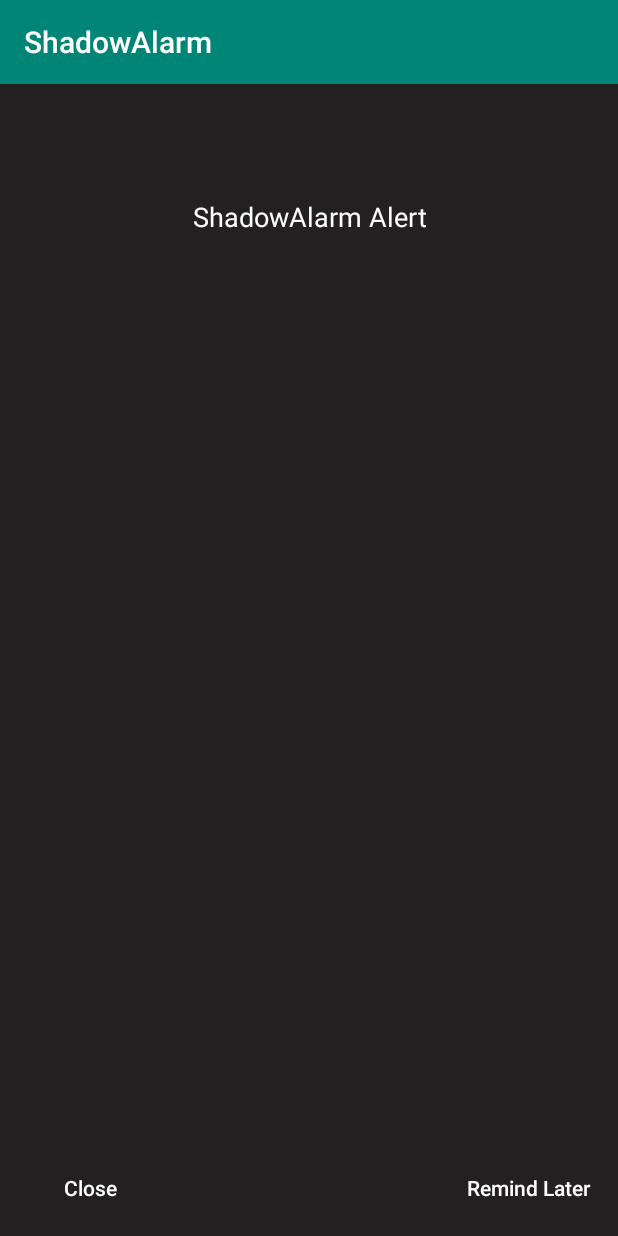
After one commit to iri-jwj/ShadowAlarm, an Android app: the LockedScreenAlarmActivity screen opened directly, with no data from a screen before it, on a phone screen of 412 x 824 dp. The commit adds this screen. Run offline under Robolectric (Android 15) with nearby library versions, the phone set to English and light mode, and no system bars; 1 statement that could not run was skipped.

Commit message:
overlay window 方案改为 activity 方案

```diff
--- a/app/src/main/AndroidManifest.xml
+++ b/app/src/main/AndroidManifest.xml
@@ -17,6 +17,11 @@
         android:supportsRtl="true"
         android:theme="@style/AppTheme"
         tools:ignore="GoogleAppIndexingWarning">
+
+        <activity
+            android:name=".util.LockedScreenAlarmActivity"
+            android:launchMode="singleInstance" />
+
         <activity android:name=".addeditpage.AddEditAct" />
         <activity android:name=".homepage.MainActivity">
             <intent-filter>
@@ -26,7 +31,8 @@
             </intent-filter>
         </activity>
 
-        <receiver android:name="com.android.deskclock.AlarmReceiver"
+        <receiver
+            android:name=".util.AlarmReceiver"
             android:enabled="true"
             android:exported="true">
             <intent-filter>
@@ -35,7 +41,7 @@
             </intent-filter>
         </receiver>
 
-        <service android:name=".AlarmOverlayService" />
+        <service android:name=".util.AlarmOverlayService" />
     </application>
 
 </manifest>
--- a/app/src/main/java/com/android/deskclock/homepage/MainActivity.kt
+++ b/app/src/main/java/com/android/deskclock/homepage/MainActivity.kt
@@ -15,9 +15,11 @@ class MainActivity : BaseView<HomePagePresenter>() {
         setContentView(R.layout.activity_main)
 
         test.setOnClickListener {
-            AlarmManagerUtil.setUpWithContext(this).setAlarm(ShadowAlarm(UUID.randomUUID(),"testAlarm",10,50,0))
+            AlarmManagerUtil.setUpWithContext(this)
+                .setAlarm(ShadowAlarm(UUID.randomUUID(), "testAlarm", 15, 13, 0))
         }
     }
+
 
 
 
--- a/app/src/main/java/com/android/deskclock/util/AlarmManagerUtil.kt
+++ b/app/src/main/java/com/android/deskclock/util/AlarmManagerUtil.kt
@@ -6,7 +6,6 @@ import android.app.PendingIntent
 import android.content.Context
 import android.content.Intent
 import android.util.Log
-import com.android.deskclock.AlarmReceiver
 import com.android.deskclock.model.ShadowAlarm
 import java.util.*
 
@@ -104,7 +103,7 @@ object AlarmManagerUtil {
     }
 
     private fun setUpAlarms(id: Int, label: String, hour: Int, minutes: Int, remindFlags: Int) {
-        val intent = Intent(mContext,AlarmReceiver::class.java)
+        val intent = Intent(mContext, AlarmReceiver::class.java)
         intent.action = alarmAction
         intent.putExtra("id", id)
         intent.putExtra("label", label)
--- a/app/src/main/java/com/android/deskclock/AlarmOverlayService.kt
+++ b/app/src/main/java/com/android/deskclock/util/AlarmOverlayService.kt
@@ -1,4 +1,4 @@
-package com.android.deskclock
+package com.android.deskclock.util
 
 import android.app.Service
 import android.content.Context
@@ -10,6 +10,7 @@ import android.view.LayoutInflater
 import android.view.WindowManager
 import android.widget.Button
 import android.widget.TextView
+import com.android.deskclock.R
 
 
 class AlarmOverlayService : Service() {
--- a/app/src/main/java/com/android/deskclock/AlarmReceiver.kt
+++ b/app/src/main/java/com/android/deskclock/util/AlarmReceiver.kt
@@ -1,4 +1,4 @@
-package com.android.deskclock
+package com.android.deskclock.util
 
 import android.app.KeyguardManager
 import android.content.BroadcastReceiver
@@ -6,8 +6,6 @@ import android.content.Context
 import android.content.Intent
 import android.os.PowerManager
 import android.util.Log
-import com.android.deskclock.util.AlarmManagerUtil
-import com.android.deskclock.util.AlarmNotificationUtil
 
 class AlarmReceiver : BroadcastReceiver() {
 
@@ -40,8 +38,17 @@ class AlarmReceiver : BroadcastReceiver() {
         if (isScreenLighted and !isLocked) {
             showAlarmByNotification(context, label, id)
         } else {
-            showAlarmByOverlayWindow(context, label, id)
+            //showAlarmByOverlayWindow(context, label, id)
+            showAlarmByActivity(context, label, id)
         }
+    }
+
+    private fun showAlarmByActivity(context: Context, label: String?, id: Int) {
+        val intent = Intent(context, LockedScreenAlarmActivity::class.java)
+        intent.flags = Intent.FLAG_ACTIVITY_NEW_TASK
+        intent.putExtra("label",label)
+        intent.putExtra("id",id)
+        context.startActivity(intent)
     }
 
 
--- /dev/null
+++ b/app/src/main/java/com/android/deskclock/util/LockedScreenAlarmActivity.kt
@@ -0,0 +1,77 @@
+package com.android.deskclock.util
+
+import android.content.Context
+import android.content.Intent
+import android.os.Build
+import android.os.Bundle
+import android.os.PowerManager
+import android.view.WindowManager
+import android.widget.Button
+import android.widget.TextView
+import androidx.appcompat.app.AppCompatActivity
+import com.android.deskclock.R
+
+class LockedScreenAlarmActivity : AppCompatActivity() {
+
+    private lateinit var wakeLock: PowerManager.WakeLock
+
+    override fun onCreate(savedInstanceState: Bundle?) {
+        super.onCreate(savedInstanceState)
+        setContentView(R.layout.activity_locked_screen_alarm)
+        configShowWhenLocked()
+
+        val intent = intent
+        val label = intent.getStringExtra("label")
+        val id = intent.getIntExtra("id", 0)
+
+        checkInfoValid(label, id)
+
+        findViewById<TextView>(R.id.lock_screen_label).text = label
+
+        findViewById<Button>(R.id.lock_screen_cancel).setOnClickListener {
+            turnOffScreen()
+            finish()
+        }
+
+        findViewById<Button>(R.id.lock_screen_delay).setOnClickListener {
+            turnOffScreen()
+            val i = Intent(
+                this,
+                AlarmReceiver::class.java
+            )
+            i.putExtra("label", label)
+            i.putExtra("id", id)
+            i.action = AlarmReceiver.ACTION_DELAY
+            sendBroadcast(i)
+            finish()
+        }
+        turnOnScreen()
+    }
+
+    private fun checkInfoValid(label: String?, id: Int) {
+        require(!(label == null || id == 0))
+    }
+
+    private fun configShowWhenLocked() {
+        if (Build.VERSION.SDK_INT < 27)
+            window.addFlags(WindowManager.LayoutParams.FLAG_SHOW_WHEN_LOCKED)
+        else {
+            setShowWhenLocked(true)
+        }
+    }
+
+    private fun turnOnScreen() {
+        val pm = getSystemService(Context.POWER_SERVICE) as PowerManager
+        wakeLock = pm.newWakeLock(
+            PowerManager.ACQUIRE_CAUSES_WAKEUP or PowerManager.SCREEN_DIM_WAKE_LOCK,
+            "com.android.deskclock:wakelock"
+        )
+        wakeLock.acquire()//亮屏
+    }
+
+    private fun turnOffScreen() {
+        wakeLock.release()
+    }
+
+
+}
--- /dev/null
+++ b/app/src/main/res/layout/activity_locked_screen_alarm.xml
@@ -0,0 +1,62 @@
+<?xml version="1.0" encoding="utf-8"?>
+<androidx.constraintlayout.widget.ConstraintLayout xmlns:android="http://schemas.android.com/apk/res/android"
+    xmlns:app="http://schemas.android.com/apk/res-auto"
+    xmlns:tools="http://schemas.android.com/tools"
+    android:layout_width="match_parent"
+    android:layout_height="match_parent"
+    android:background="@color/lock_screen_alarm_dark"
+    tools:context=".util.LockedScreenAlarmActivity">
+
+    <TextView
+        android:id="@+id/lock_screen_title"
+        android:layout_width="180dp"
+        android:layout_height="25dp"
+        android:layout_marginTop="76dp"
+        android:gravity="center"
+        android:singleLine="true"
+        android:text="@string/overlay_title"
+        android:textColor="#FFFFFF"
+        android:textSize="18sp"
+        app:layout_constraintEnd_toEndOf="parent"
+        app:layout_constraintStart_toStartOf="parent"
+        app:layout_constraintTop_toTopOf="parent" />
+
+    <TextView
+        android:id="@+id/lock_screen_label"
+        android:layout_width="190dp"
+        android:layout_height="100dp"
+        android:layout_marginTop="16dp"
+        android:gravity="center"
+        android:maxLines="5"
+        android:textColor="#FFFFFF"
+        android:textSize="22sp"
+        app:layout_constraintEnd_toEndOf="parent"
+        app:layout_constraintStart_toStartOf="parent"
+        app:layout_constraintTop_toBottomOf="@id/lock_screen_title" />
+
+    <Button
+        android:id="@+id/lock_screen_cancel"
+        android:layout_width="wrap_content"
+        android:layout_height="wrap_content"
+        android:layout_marginStart="16dp"
+        android:layout_marginBottom="8dp"
+        android:background="@null"
+        android:text="@string/close_alarm"
+        android:textAllCaps="false"
+        android:textColor="#FFFFFF"
+        app:layout_constraintBottom_toBottomOf="parent"
+        app:layout_constraintStart_toStartOf="parent" />
+
+    <Button
+        android:id="@+id/lock_screen_delay"
+        android:layout_width="wrap_content"
+        android:layout_height="wrap_content"
+        android:layout_marginEnd="16dp"
+        android:layout_marginBottom="8dp"
+        android:background="@null"
+        android:text="@string/remind_later"
+        android:textAllCaps="false"
+        android:textColor="#FFFFFF"
+        app:layout_constraintBottom_toBottomOf="parent"
+        app:layout_constraintEnd_toEndOf="parent" />
+</androidx.constraintlayout.widget.ConstraintLayout>
--- a/app/src/main/res/values/colors.xml
+++ b/app/src/main/res/values/colors.xml
@@ -5,5 +5,5 @@
     <color name="colorAccent">#D81B60</color>
     <color name="listItemText">#D9D9D9</color>
     <color name="colorAccent_dim">#A7526E</color>
-
+    <color name="lock_screen_alarm_dark">#222020</color>
 </resources>
```
